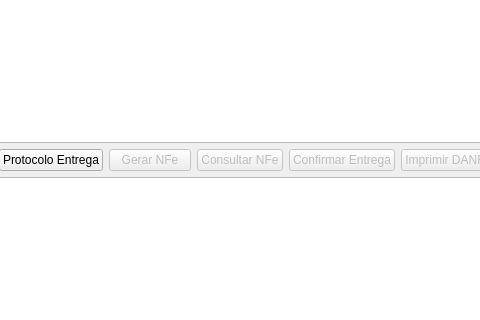
Above: ui/calendarioentregas.ui from darktorres/ERP-STACCATO before the change; both pictures show x 274 to 754 and y 121 to 441 of the 976 by 590 pixel window. Below: the same form after it.
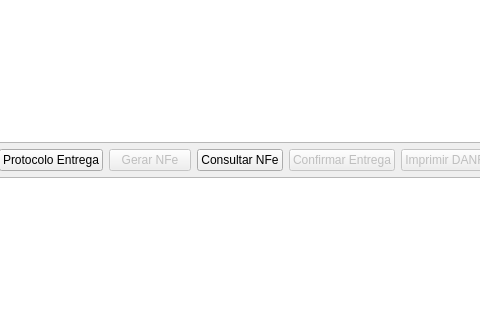
That is the form after the change. Custom widgets are drawn as their Qt base class.

Commit message: Corrigido consulta de NFe na tela de entregas

```diff
--- a/ui/calendarioentregas.ui
+++ b/ui/calendarioentregas.ui
@@ -76,7 +76,7 @@
          <item row="0" column="2">
           <widget class="QPushButton" name="pushButtonConsultarNFe">
            <property name="enabled">
-            <bool>false</bool>
+            <bool>true</bool>
            </property>
            <property name="text">
             <string>Consultar NFe</string>
```
The commit also changes 1 other file.
